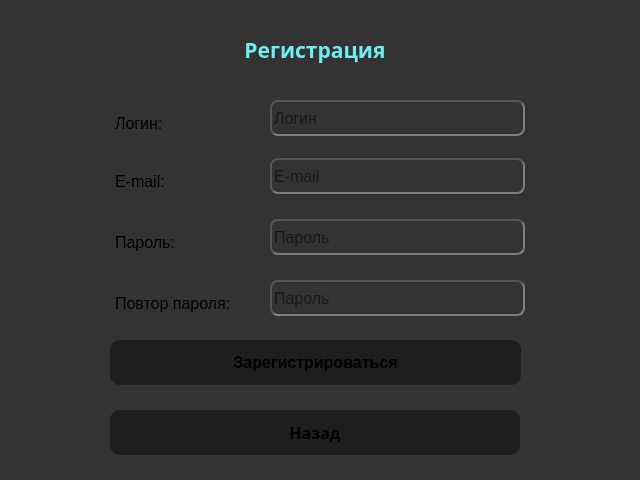
Qt form Frontend/registerwidget.ui (Svyatofslav/project-TiMP) before a commit.
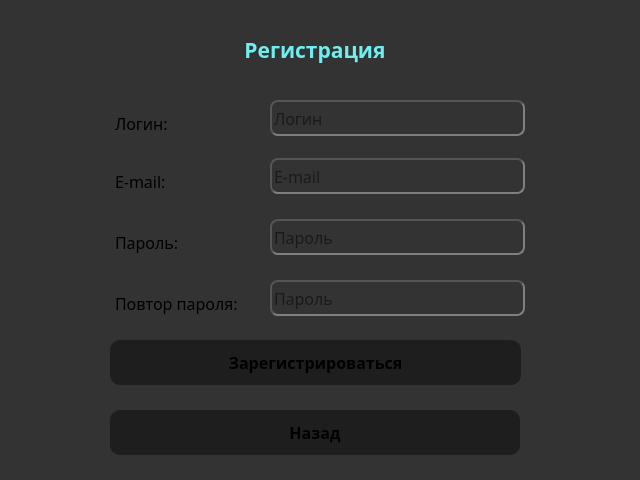
The same form after that commit.

```diff
--- a/Frontend/registerwidget.ui
+++ b/Frontend/registerwidget.ui
@@ -273,7 +273,7 @@
    </property>
    <property name="font">
     <font>
-     <family>Segoe UI</family>
+     <family>Sitka</family>
      <pointsize>12</pointsize>
     </font>
    </property>
@@ -292,7 +292,7 @@
    </property>
    <property name="font">
     <font>
-     <family>Segoe UI</family>
+     <family>Sitka</family>
      <pointsize>12</pointsize>
     </font>
    </property>
@@ -316,7 +316,7 @@
    </property>
    <property name="font">
     <font>
-     <family>Segoe UI</family>
+     <family>Sitka</family>
      <pointsize>12</pointsize>
     </font>
    </property>
@@ -343,7 +343,7 @@
    </property>
    <property name="font">
     <font>
-     <family>Segoe UI</family>
+     <family>Sitka</family>
      <pointsize>12</pointsize>
     </font>
    </property>
@@ -370,7 +370,7 @@
    </property>
    <property name="font">
     <font>
-     <family>Segoe UI</family>
+     <family>Sitka</family>
      <pointsize>12</pointsize>
     </font>
    </property>
@@ -394,7 +394,7 @@
    </property>
    <property name="font">
     <font>
-     <family>Segoe UI</family>
+     <family>Sitka</family>
      <pointsize>12</pointsize>
     </font>
    </property>
@@ -413,7 +413,7 @@
    </property>
    <property name="font">
     <font>
-     <family>Segoe UI</family>
+     <family>Sitka</family>
      <pointsize>12</pointsize>
     </font>
    </property>
@@ -432,7 +432,7 @@
    </property>
    <property name="font">
     <font>
-     <family>Segoe UI</family>
+     <family>Sitka</family>
      <pointsize>12</pointsize>
     </font>
    </property>
@@ -451,7 +451,7 @@
    </property>
    <property name="font">
     <font>
-     <family>Segoe UI</family>
+     <family>Sitka</family>
      <pointsize>12</pointsize>
      <bold>true</bold>
     </font>
@@ -466,6 +466,12 @@
    <property name="text">
     <string>Зарегистрироваться</string>
    </property>
+   <property name="autoDefault">
+    <bool>true</bool>
+   </property>
+   <property name="default">
+    <bool>true</bool>
+   </property>
   </widget>
  </widget>
  <resources/>
```
